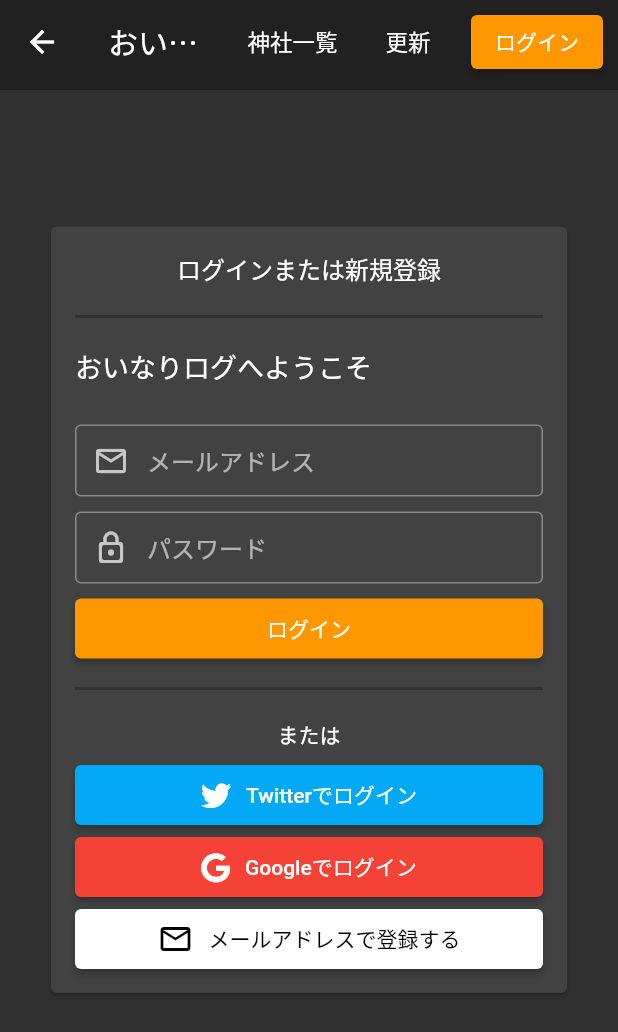
After one commit to igafox/inari-log, a Flutter app: the screen it shows after launch, after a tap on "ログイン", on a phone screen of 412 x 824 dp. The commit adds this screen. Shown: the top 1032 px of the screen. Run offline on Flutter 3.47's test engine with Material 2 defaults, Android fonts, the phone set to English and light mode, and no system bars; our stand-ins replace cached_network_image, cloud_firestore, firebase_auth, firebase_storage, fluro, flutter_hooks and 6 more; missing offline and left inert: dart:js, image_compression, image_picker_web; accounts and stored records are empty; Roboto replaces fonts that are missing (NotoSansJP-Bold, NotoSansJP-Regular).

Commit message:
add メールログイン実装

```diff
--- a/lib/app_router.dart
+++ b/lib/app_router.dart
@@ -1,6 +1,7 @@
 import 'package:fluro/fluro.dart';
 import 'package:flutter/cupertino.dart';
 import 'package:inari_log/ui/detail/detail_page.dart';
+import 'package:inari_log/ui/login/login_page.dart';
 import 'package:inari_log/ui/post/post_page.dart';
 import 'package:inari_log/ui/post_list/post_list_page.dart';
 import 'package:inari_log/ui/top/top_page.dart';
@@ -37,6 +38,10 @@ class AppRouter {
         return UserPage(userId: userId);
       });
 
+  static var loginHandler = Handler(
+      handlerFunc: (BuildContext? context, Map<String, List<String>> params) {
+        return LoginPage();
+      });
 
   static void setup() {
     router.notFoundHandler = homeHandler;
@@ -45,6 +50,7 @@ class AppRouter {
     router.define("/post/create", handler: postCreateHandler);
     router.define("/post/:id", handler: postDetailHandler);
     router.define("/user/:id", handler: userDetailHandler);
+    router.define("/login", handler:loginHandler);
   }
 
 }
--- /dev/null
+++ b/lib/extension/FirebaseError.dart
@@ -0,0 +1,46 @@
+
+import 'package:firebase_auth/firebase_auth.dart';
+
+class FirebaseAuthUtil {
+
+  static String getDisplayMessage(FirebaseAuthException e) {
+
+    switch(e.code) {
+
+      case 'invalid-email':
+        return "メールアドレスの形式が違います";
+        break;
+
+      case 'wrong-password':
+        return  "パスワードが違います";
+        break;
+
+      case 'user-not-found':
+        return  "ユーザーが存在しません";
+        break;
+
+      case 'user-disabled':
+        return  "このアカウントは凍結されています";
+        break;
+
+      case 'too-many-requests':
+        return "ログイン試行の回数が上限を超えました。しばらく経ってから再度お試しください。";
+        break;
+
+      case 'operation-not-allowed':
+        return  "許可されていない操作です";
+        break;
+
+      case 'email-already-in-use':
+        return "メールアドレスが既に使用されています";
+        break;
+
+      default:
+        return "認証エラーが発生しました。";
+        break;
+
+    }
+
+  }
+
+}
--- a/lib/main.dart
+++ b/lib/main.dart
@@ -1,3 +1,4 @@
+import 'package:firebase_auth/firebase_auth.dart';
 import 'package:flutter/material.dart';
 import 'package:flutter_web_plugins/flutter_web_plugins.dart';
 import 'package:hooks_riverpod/hooks_riverpod.dart';
@@ -5,9 +6,18 @@ import 'package:inari_log/app_router.dart';
 
 import 'app.dart';
 
-void main() {
+void main() async {
   AppRouter.setup();
   setUrlStrategy(PathUrlStrategy());
 
+  // if (FirebaseAuth.instance.currentUser == null) {
+  //   // 2秒過ぎるかcurrentUserが復帰してきたらレンダリング開始
+  //   await Future.any([
+  //     FirebaseAuth.instance.userChanges().firstWhere((u) => u != null),
+  //     Future.delayed(Duration(milliseconds: 1000)),
+  //   ]);
+  // }
+
+
   runApp(ProviderScope(child: MyApp()));
 }
--- a/lib/ui/global_menu/global_menu.dart
+++ b/lib/ui/global_menu/global_menu.dart
@@ -30,7 +30,19 @@ class GlobalMenu extends HookWidget {
               style: TextStyle(fontSize: 15, color: Colors.white),
             ),
             onPressed: () {
-              AppRouter.router.navigateTo(context, "/post",transition: TransitionType.native);
+              AppRouter.router.navigateTo(context, "/post",
+                  transition: TransitionType.native);
+            }),
+        TextButton(
+            style: ButtonStyle(
+                padding: MaterialStateProperty.all(
+                    EdgeInsets.only(left: 15, right: 15))),
+            child: Text(
+              '更新',
+              style: TextStyle(fontSize: 15, color: Colors.white),
+            ),
+            onPressed: () {
+              viewModel.checkLoginStatus();
             }),
         Visibility(
           visible: viewModel.isLogin,
@@ -70,7 +82,8 @@ class GlobalMenu extends HookWidget {
                   onPrimary: Colors.white,
                 ),
                 onPressed: () {
-                  viewModel.changeStatus(!viewModel.isLogin);
+                  AppRouter.router.navigateTo(context, "/login",
+                      transition: TransitionType.native);
                 },
               ),
             )),
--- a/lib/ui/global_menu/global_menu_view_model.dart
+++ b/lib/ui/global_menu/global_menu_view_model.dart
@@ -1,12 +1,16 @@
 import 'package:flutter/cupertino.dart';
 import 'package:hooks_riverpod/hooks_riverpod.dart';
 import 'package:inari_log/model/user.dart';
+import 'package:inari_log/repository/user_repository.dart';
+import 'package:inari_log/repository/user_repository_imp.dart';
 
 final globalMenuViewModelProvider =
     ChangeNotifierProvider((ref) => GlobalMenuViewModel(ref.read));
 
 class GlobalMenuViewModel extends ChangeNotifier {
-  GlobalMenuViewModel(this._reader);
+  GlobalMenuViewModel(this._reader) {
+    checkLoginStatus();
+  }
 
   final Reader _reader;
 
@@ -16,11 +20,26 @@ class GlobalMenuViewModel extends ChangeNotifier {
   bool _isLogin = false;
   bool get isLogin => _isLogin;
 
-  // late final AuthRepository _repository = _reader(authRepositoryProvider);
+  late final UserRepository _repository = _reader(userRepositoryProvider);
 
-   void changeStatus(bool login) {
-     _isLogin = login;
-     notifyListeners();
-   }
+  void checkLoginStatus() async {
+
+    _user = await _repository.getCurrentUser();
+    _isLogin = _user != null;
+
+    print("isLogin:$_isLogin");
+    notifyListeners();
+
+    //再リロード時にnullが返ってくる場合があるため、遅延して再チェック
+    if(_isLogin == false) {
+      print("hoge");
+      await Future.delayed(Duration(seconds: 1));
+      _user = await _repository.getCurrentUser();
+      _isLogin = _user != null;
+      print("hoge");
+      notifyListeners();
+    }
+
+  }
 
 }
--- /dev/null
+++ b/lib/ui/login/login_page.dart
@@ -0,0 +1,278 @@
+import 'package:fluro/fluro.dart';
+import 'package:flutter/material.dart';
+import 'package:flutter_hooks/flutter_hooks.dart';
+import 'package:font_awesome_flutter/font_awesome_flutter.dart';
+import 'package:hooks_riverpod/hooks_riverpod.dart';
+import 'package:inari_log/app_router.dart';
+import 'package:inari_log/constant.dart';
+import 'package:inari_log/model/post.dart';
+import 'package:inari_log/ui/global_menu/global_menu.dart';
+import 'package:inari_log/ui/widget/circle_image.dart';
+import 'package:collection/collection.dart';
+
+import 'login_view_model.dart';
+
+class LoginPage extends HookWidget {
+  @override
+  Widget build(BuildContext context) {
+    final viewModel = useProvider(loginViewModelProvider);
+
+    return Scaffold(
+        appBar: PreferredSize(
+          preferredSize: Size.fromHeight(60),
+          child: GlobalMenu(),
+        ),
+        body: Container(
+          alignment: Alignment.topCenter,
+          child: Container(
+              margin: EdgeInsets.only(top: 50, right: 30, left: 30, bottom: 24),
+              constraints: BoxConstraints(maxWidth: 450),
+              child: Column(children: [
+                Container(
+                  child: Text(
+                    viewModel.errorMessage,
+                    style: TextStyle(fontSize: 15, color: Colors.red),
+                  ),
+                ),
+                SizedBox(
+                  height: 20,
+                ),
+                Card(
+                  child: Container(
+                    padding: EdgeInsets.all(16),
+                    child: Column(
+                      children: [
+                        Text(
+                          "ログインまたは新規登録",
+                          style: TextStyle(
+                              fontSize: 16,
+                              fontFamily: FontFamily.NOTOSANS_BOLD),
+                        ),
+                        Divider(
+                          height: 40,
+                          thickness: 2,
+                          color: Colors.black26,
+                        ),
+                        Align(
+                          alignment: Alignment.topLeft,
+                          child: Text(
+                            "おいなりログへようこそ",
+                            style: TextStyle(
+                              fontFamily: FontFamily.NOTOSANS_BOLD,
+                              fontSize: 18,
+                            ),
+                          ),
+                        ),
+                        SizedBox(
+                          height: 25,
+                        ),
+                        TextField(
+                          maxLines: 1,
+                          decoration: InputDecoration(
+                              hintText: "メールアドレス",
+                              contentPadding: EdgeInsets.zero,
+                              prefixIcon: Icon(Icons.mail_outline),
+                              border: OutlineInputBorder(
+                                  borderSide:
+                                      BorderSide(color: Colors.white24))),
+                          onChanged: (text) {
+                            viewModel.setEmail(text);
+                          },
+                        ),
+                        SizedBox(
+                          height: 10,
+                        ),
+                        TextField(
+                          maxLines: 1,
+                          obscureText: true,
+                          decoration: InputDecoration(
+                              hintText: "パスワード",
+                              contentPadding: EdgeInsets.zero,
+                              prefixIcon: Icon(Icons.lock_outline_rounded),
+                              border: OutlineInputBorder(
+                                  borderSide:
+                                      BorderSide(color: Colors.white24))),
+                          onChanged: (text) {
+                            viewModel.setPassword(text);
+                          },
+                        ),
+                        SizedBox(
+                          height: 10,
+                        ),
+                        SizedBox(
+                          width: double.infinity,
+                          height: 40,
+                          child: ElevatedButton(
+                            child: const Text("ログイン",
+                                style: TextStyle(
+                                  fontFamily: FontFamily.NOTOSANS_BOLD,
+                                )),
+                            style: ElevatedButton.styleFrom(
+                              primary: Colors.orange,
+                              onPrimary: Colors.white,
+                            ),
+                            onPressed: () async {
+                              viewModel.onClickEmailLoginButton(context);
+                            },
+                          ),
+                        ),
+                        Divider(
+                          height: 40,
+                          thickness: 2,
+                          color: Colors.black26,
+                        ),
+                        Text("または"),
+                        SizedBox(
+                          height: 10,
+                        ),
+                        SizedBox(
+                          width: double.infinity,
+                          height: 40,
+                          child: ElevatedButton(
+                            child: Row(
+                              children: [
+                                FaIcon(
+                                  FontAwesomeIcons.twitter,
+                                  size: 20,
+                                ),
+                                SizedBox(
+                                  width: 10,
+                                ),
+                                Text("Twitterでログイン",
+                                    style: TextStyle(
+                                      fontFamily: FontFamily.NOTOSANS_BOLD,
+                                    ))
+                              ],
+                              mainAxisAlignment: MainAxisAlignment.center,
+                            ),
+                            style: ElevatedButton.styleFrom(
+                              primary: Colors.lightBlue,
+                              onPrimary: Colors.white,
+                            ),
+                            onPressed: () async {
+                              //viewModel.login();
+                            },
+                          ),
+                        ),
+                        SizedBox(
+                          height: 8,
+                        ),
+                        SizedBox(
+                          width: double.infinity,
+                          height: 40,
+                          child: ElevatedButton(
+                            child: Row(
+                              children: [
+                                FaIcon(
+                                  FontAwesomeIcons.google,
+                                  size: 20,
+                                ),
+                                SizedBox(
+                                  width: 10,
+                                ),
+                                Text("Googleでログイン",
+                                    style: TextStyle(
+                                      fontFamily: FontFamily.NOTOSANS_BOLD,
+                                    ))
+                              ],
+                              mainAxisAlignment: MainAxisAlignment.center,
+                            ),
+                            style: ElevatedButton.styleFrom(
+                              primary: Colors.red,
+                              onPrimary: Colors.white,
+                            ),
+                            onPressed: () async {
+                              //viewModel.login();
+                            },
+                          ),
+                        ),
+                        SizedBox(
+                          height: 8,
+                        ),
+                        SizedBox(
+                          width: double.infinity,
+                          height: 40,
+                          child: ElevatedButton(
+                            child: Row(
+                              children: [
+                                Icon(Icons.mail_outline),
+                                SizedBox(
+                                  width: 10,
+                                ),
+                                Text(
+                                  "メールアドレスで登録する",
+                                  style: TextStyle(
+                                    fontFamily: FontFamily.NOTOSANS_BOLD,
+                                  ),
+                                )
+                              ],
+                              mainAxisAlignment: MainAxisAlignment.center,
+                            ),
+                            style: ElevatedButton.styleFrom(
+                              primary: Colors.white,
+                              onPrimary: Colors.black,
+                            ),
+                            onPressed: () async {
+                              //viewModel.login();
+                            },
+                          ),
+                        )
+                      ],
+                    ),
+                  ),
+                )
+              ])),
+        ));
+  }
+
+  Widget _createItem(BuildContext context, Post post) {
+    return Card(
+      child: InkWell(
+        onTap: () {
+          AppRouter.router.navigateTo(context, "/post/1",
+              transition: TransitionType.native);
+        },
+        child: Column(
+          children: [
+            Expanded(
+                child: Image.network(
+              post.imageUrls.firstOrNull ?? "",
+              height: double.infinity,
+              width: double.infinity,
+              fit: BoxFit.cover,
+            )),
+            Container(
+              padding: EdgeInsets.all(10),
+              child: Row(children: [
+                CircleImage(size: 45, image: AssetImage("images/icon.png")),
+                SizedBox(
+                  width: 10,
+                ),
+                Column(
+                  children: [
+                    Text(post.userName,
+                        style: TextStyle(
+                            fontSize: 13,
+                            fontFamily: FontFamily.NOTOSANS_BOLD)),
+                    Text(
+                      post.name,
+                      style: TextStyle(
+                          fontSize: 15,
+                          fontFamily: FontFamily.NOTOSANS_REGULAR),
+                      overflow: TextOverflow.ellipsis,
+                    ),
+                    Text(post.address,
+                        style: TextStyle(
+                            fontSize: 12,
+                            fontFamily: FontFamily.NOTOSANS_REGULAR))
+                  ],
+                  crossAxisAlignment: CrossAxisAlignment.start,
+                ),
+              ]),
+            ),
+          ],
+        ),
+      ),
+    );
+  }
+}
--- a/pubspec.yaml
+++ b/pubspec.yaml
@@ -47,6 +47,8 @@ dependencies:
   flutter_image_compress: ^1.0.0-nullsafety
 
   geocoding: ^2.0.0
+
+  font_awesome_flutter: ^9.1.0
 
   file_picker: ^3.0.4
   image_picker_web: ^2.0.3
```
Also changed, not shown: lib/repository/user_repository.dart (added, +9 -0 lines), lib/repository/user_repository_imp.dart (added, +133 -0 lines), lib/ui/login/login_view_model.dart (added, +102 -0 lines), pubspec.lock, 1 other file.
